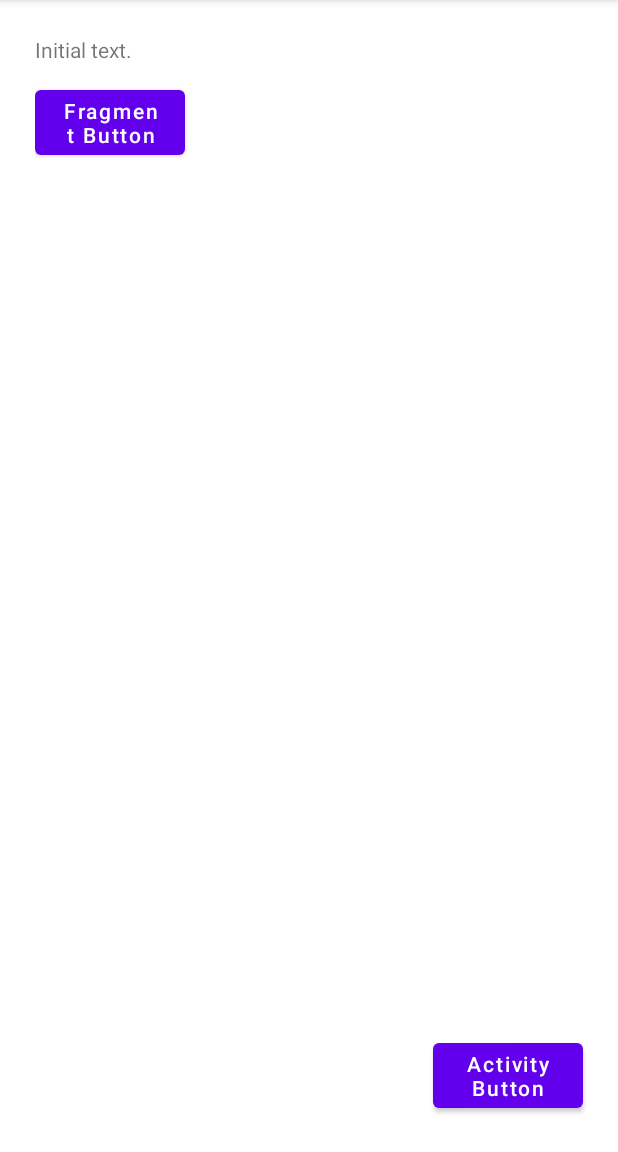
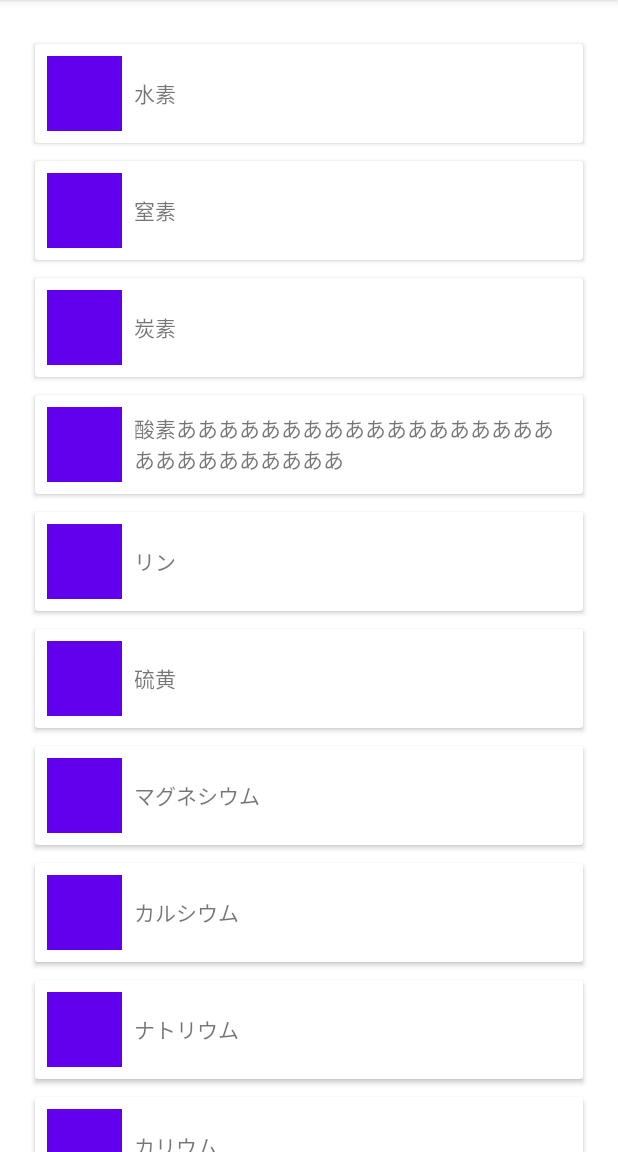
Before and after one commit to wakizaka24/AndroidTest, an Android app: the screen it shows after launch (FragmentTestActivity before the commit, RecyclerViewTestActivity after it), on a phone screen of 412 x 824 dp, the part 84-1236 px from its top. Run offline under Robolectric (Android 15) with nearby library versions, the phone set to English and light mode, and no system bars.

Commit message:
a-1-2.Viewの再利用機構(RecyclerView)

```diff
--- a/app/build.gradle
+++ b/app/build.gradle
@@ -33,10 +33,13 @@ android {
 
 dependencies {
 
-    implementation 'androidx.core:core-ktx:1.7.0'
-    implementation 'androidx.appcompat:appcompat:1.4.1'
-    implementation 'com.google.android.material:material:1.5.0'
-    implementation 'androidx.constraintlayout:constraintlayout:2.1.3'
+    implementation 'androidx.core:core-ktx:1.8.0'
+    implementation 'androidx.appcompat:appcompat:1.4.2'
+    implementation 'com.google.android.material:material:1.6.1'
+    implementation 'androidx.constraintlayout:constraintlayout:2.1.4'
+    implementation 'androidx.recyclerview:recyclerview:1.2.1'
+    implementation 'androidx.cardview:cardview:1.0.0'
+
     testImplementation 'junit:junit:4.13.2'
     androidTestImplementation 'androidx.test.ext:junit:1.1.3'
     androidTestImplementation 'androidx.test.espresso:espresso-core:3.4.0'
--- a/app/src/main/AndroidManifest.xml
+++ b/app/src/main/AndroidManifest.xml
@@ -10,7 +10,7 @@
         android:supportsRtl="true"
         android:theme="@style/Theme.AndroidTest">
         <activity
-            android:name=".FragmentTestActivity"
+            android:name=".RecyclerViewTestActivity"
             android:exported="true">
             <intent-filter>
                 <action android:name="android.intent.action.MAIN" />
--- /dev/null
+++ b/app/src/main/java/com/example/androidtest/RecyclerViewTestActivity.kt
@@ -0,0 +1,45 @@
+package com.example.androidtest
+
+import android.os.Bundle
+import android.view.View
+import android.widget.Toast
+import androidx.appcompat.app.AppCompatActivity
+import androidx.recyclerview.widget.LinearLayoutManager
+import androidx.recyclerview.widget.RecyclerView
+
+class RecyclerViewTestActivity : AppCompatActivity(), TestRecyclerViewHolder.ItemClickListener {
+    private lateinit var recyclerView: RecyclerView
+    private lateinit var viewAdapter: RecyclerView.Adapter<*>
+    private lateinit var viewManager: RecyclerView.LayoutManager
+
+    override fun onCreate(savedInstanceState: Bundle?) {
+        super.onCreate(savedInstanceState)
+        setContentView(R.layout.activity_recycler_view_test)
+
+        // 1. Activityから再利用するViewの値を設定できるか。
+        // ・初期値の設定は可能でした。
+
+        val strings = listOf("水素", "窒素", "炭素", "酸素ああああああああああああああああああああああああああああ", "リン",
+            "硫黄", "マグネシウム", "カルシウム", "ナトリウム", "カリウム",
+            "ストロンチウム", "バリウム", "鉄", "亜鉛", "銅", "鉛", "銀",
+            "金", "白金", "水銀")
+
+        viewAdapter = TestRecyclerAdapter(this, this, strings)
+        viewManager = LinearLayoutManager(this, LinearLayoutManager.VERTICAL, false)
+
+        recyclerView = findViewById<RecyclerView>(R.id.testRecyclerView).apply {
+            // サイズ変更を行わない
+            setHasFixedSize(true)
+            layoutManager = viewManager
+            adapter = viewAdapter
+        }
+    }
+
+    // 2. 再利用するViewのイベントをActivityで受け取れるか。
+    // ・セルの選択はイベントの取得が可能でした。
+
+    override fun onItemClick(view: View, position: Int) {
+        Toast.makeText(applicationContext, "tapped position = $position",
+            Toast.LENGTH_SHORT).show()
+    }
+}
--- /dev/null
+++ b/app/src/main/java/com/example/androidtest/TestRecyclerAdapter.kt
@@ -0,0 +1,47 @@
+package com.example.androidtest
+
+import android.content.Context
+import android.view.LayoutInflater
+import android.view.ViewGroup
+import androidx.core.view.allViews
+import androidx.recyclerview.widget.RecyclerView
+
+class TestRecyclerAdapter(private val context: Context,
+                          private val itemClickListener: TestRecyclerViewHolder.ItemClickListener,
+                          private val itemList:List<String>) : RecyclerView.Adapter<TestRecyclerViewHolder>() {
+
+    private var recyclerView : RecyclerView? = null
+
+    override fun onAttachedToRecyclerView(recyclerView: RecyclerView) {
+        super.onAttachedToRecyclerView(recyclerView)
+        this.recyclerView = recyclerView
+    }
+
+    override fun onDetachedFromRecyclerView(recyclerView: RecyclerView) {
+        super.onDetachedFromRecyclerView(recyclerView)
+        this.recyclerView = null
+    }
+
+    override fun onBindViewHolder(holder: TestRecyclerViewHolder, position: Int) {
+        holder.let {
+            it.itemTextView1.text = itemList.get(position)
+        }
+    }
+
+    override fun getItemCount(): Int {
+        return itemList.size
+    }
+
+    override fun onCreateViewHolder(parent: ViewGroup, viewType: Int): TestRecyclerViewHolder {
+        val layoutInflater = LayoutInflater.from(context)
+        val mView = layoutInflater.inflate(R.layout.recycler_view_item_test, parent, false)
+
+        mView.setOnClickListener { view ->
+            recyclerView?.let {
+                itemClickListener.onItemClick(view, it.getChildAdapterPosition(view))
+            }
+        }
+
+        return TestRecyclerViewHolder(mView)
+    }
+}
--- /dev/null
+++ b/app/src/main/java/com/example/androidtest/TestRecyclerViewHolder.kt
@@ -0,0 +1,18 @@
+package com.example.androidtest
+
+import android.view.View
+import android.widget.ImageView
+import android.widget.TextView
+import androidx.recyclerview.widget.RecyclerView
+
+class TestRecyclerViewHolder(view: View) : RecyclerView.ViewHolder(view) {
+    interface ItemClickListener {
+        fun onItemClick(view: View, position: Int)
+    }
+
+    val itemView1: View = view.findViewById(R.id.itemView1)
+    val itemTextView1: TextView = view.findViewById(R.id.itemTextView1)
+
+    init {
+    }
+}
--- a/app/src/main/res/layout/activity_fragment_test.xml
+++ b/app/src/main/res/layout/activity_fragment_test.xml
@@ -28,8 +28,8 @@
         android:layout_marginStart="23dp"
         android:layout_marginEnd="23dp"
         android:layout_marginTop="23dp"
-        android:layout_marginBottom="23dp">
-    </androidx.fragment.app.FragmentContainerView>
+        android:layout_marginBottom="23dp"
+        />
 
     <Button
         android:id="@+id/button1"
--- /dev/null
+++ b/app/src/main/res/layout/activity_recycler_view_test.xml
@@ -0,0 +1,24 @@
+<?xml version="1.0" encoding="utf-8"?>
+<androidx.constraintlayout.widget.ConstraintLayout
+    xmlns:android="http://schemas.android.com/apk/res/android"
+    xmlns:app="http://schemas.android.com/apk/res-auto"
+    xmlns:tools="http://schemas.android.com/tools"
+    android:layout_width="match_parent"
+    android:layout_height="match_parent"
+    tools:context=".RecyclerViewTestActivity"
+    >
+
+    <androidx.recyclerview.widget.RecyclerView
+        android:id="@+id/testRecyclerView"
+        android:layout_width="match_parent"
+        android:layout_height="match_parent"
+        app:layout_constraintLeft_toLeftOf="parent"
+        app:layout_constraintRight_toRightOf="parent"
+        app:layout_constraintTop_toTopOf="parent"
+        app:layout_constraintBottom_toBottomOf="parent"
+        android:paddingTop="23dp"
+        android:paddingBottom="23dp"
+        android:clipToPadding="false"
+        />
+
+</androidx.constraintlayout.widget.ConstraintLayout>
--- /dev/null
+++ b/app/src/main/res/layout/recycler_view_item_test.xml
@@ -0,0 +1,41 @@
+<?xml version="1.0" encoding="utf-8"?>
+<androidx.cardview.widget.CardView
+    xmlns:card_view="http://schemas.android.com/apk/res-auto"
+    xmlns:android="http://schemas.android.com/apk/res/android"
+    xmlns:tools="http://schemas.android.com/tools"
+    android:layout_width="match_parent"
+    android:layout_height="wrap_content"
+    android:layout_marginStart="23dp"
+    android:layout_marginTop="6dp"
+    android:layout_marginEnd="23dp"
+    android:layout_marginBottom="6dp"
+    card_view:cardElevation="2dp"
+    android:foreground="?android:attr/selectableItemBackground"
+    >
+
+    <LinearLayout
+        android:id="@+id/linearLayout1"
+        android:layout_width="match_parent"
+        android:layout_height="match_parent"
+        android:orientation="horizontal"
+        android:gravity="center_vertical"
+        tools:ignore="UseCompoundDrawables">
+
+        <View
+            android:id="@+id/itemView1"
+            android:layout_width="50dp"
+            android:layout_height="50dp"
+            android:layout_margin="8dp"
+            android:background="@color/purple_500"
+            />
+
+        <TextView
+            android:id="@+id/itemTextView1"
+            android:layout_width="wrap_content"
+            android:layout_height="wrap_content"
+            android:layout_marginEnd="8dp"
+            />
+
+    </LinearLayout>
+
+</androidx.cardview.widget.CardView>
```
